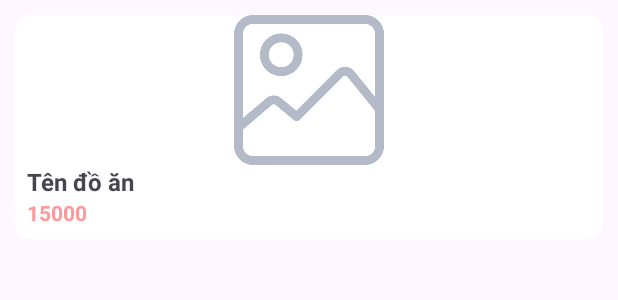
After one commit to Mobile-Internship-2023-Org/Mobile-Internship-2023-Repo-FE, an Android app: the layout item_tim_kiem.xml on its own in the app's theme, with its tools: preview values and no code run, on a phone screen of 412 x 824 dp. The commit adds this screen. Shown: the top 300 px of the screen. Run offline under Robolectric (Android 15) with nearby library versions, the phone set to English and light mode, and no system bars.

Commit message:
Tìm kiếm

```diff
--- a/app/src/main/res/layout/activity_tim_kiem.xml
+++ b/app/src/main/res/layout/activity_tim_kiem.xml
@@ -43,16 +43,15 @@
 
     </androidx.appcompat.widget.Toolbar>
 
-
     <androidx.recyclerview.widget.RecyclerView
         android:id="@+id/recyclerView"
         android:layout_width="match_parent"
-        android:layout_height="wrap_content"
+        android:layout_height="match_parent"
+        android:numColumns="2"
         app:layout_constraintBottom_toBottomOf="parent"
         app:layout_constraintStart_toStartOf="parent"
         app:layout_constraintTop_toBottomOf="@+id/searchView">
     </androidx.recyclerview.widget.RecyclerView>
 
 
-
 </LinearLayout>
--- /dev/null
+++ b/app/src/main/res/layout/item_tim_kiem.xml
@@ -0,0 +1,39 @@
+<?xml version="1.0" encoding="utf-8"?>
+<androidx.cardview.widget.CardView xmlns:android="http://schemas.android.com/apk/res/android"
+    android:layout_width="match_parent"
+    android:layout_height="wrap_content"
+    xmlns:app="http://schemas.android.com/apk/res-auto"
+    app:cardCornerRadius="10dp"
+    android:layout_margin="10dp"
+    >
+    <LinearLayout
+        android:layout_width="wrap_content"
+        android:layout_height="wrap_content"
+        android:orientation="vertical"
+        >
+        <ImageView
+            android:id="@+id/imgAnhFood"
+            android:layout_width="wrap_content"
+            android:layout_height="100dp"
+            android:src="@drawable/image"/>
+        <TextView
+            android:id="@+id/tvTenMonAn"
+            android:layout_width="match_parent"
+            android:layout_height="wrap_content"
+            android:layout_marginHorizontal="8dp"
+            android:textSize="16dp"
+            android:textStyle="bold"
+            android:text="Tên đồ ăn"/>
+        <TextView
+            android:id="@+id/tvGiaBan"
+            android:layout_width="match_parent"
+            android:layout_height="wrap_content"
+            android:text="15000"
+            android:textColor="@color/pink"
+            android:textStyle="bold"
+            android:layout_marginHorizontal="8dp"
+            android:layout_marginBottom="8dp"
+            />
+    </LinearLayout>
+
+</androidx.cardview.widget.CardView>
```
Also changed, not shown: app/src/main/java/com/example/foody_app/activities/TimKiemActivity.java (+54 -0 lines).
